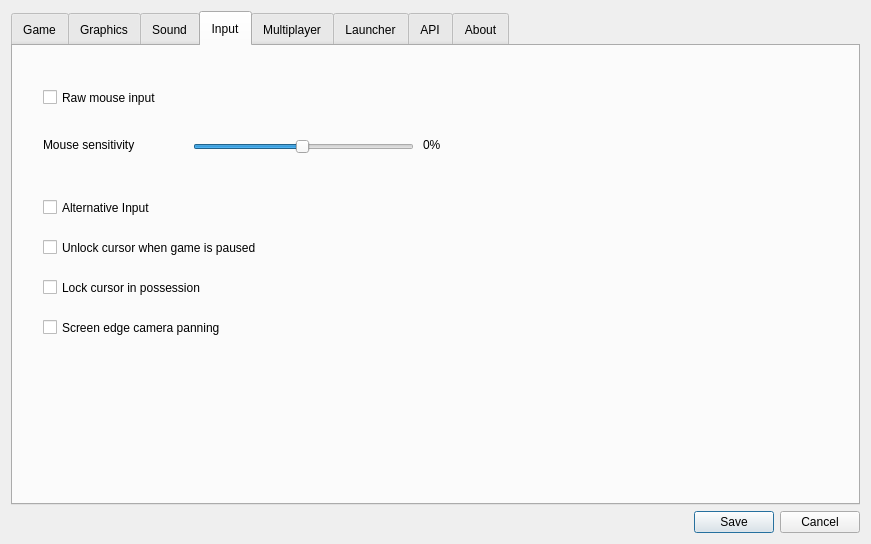
Old version of the form ui/settingsdialog.ui in the repository yani/keeperfx-launcher-qt.
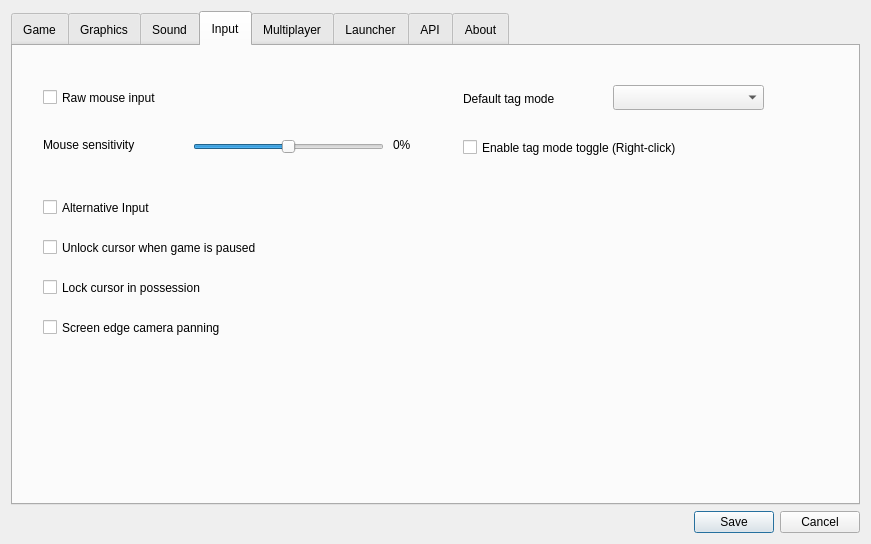
New version of the form. The open tabs and pages were chosen to show the change. Icons and pictures are not drawn.

Commit message: add tag mode options

```diff
--- a/ui/settingsdialog.ui
+++ b/ui/settingsdialog.ui
@@ -1158,7 +1158,7 @@
         <rect>
          <x>180</x>
          <y>90</y>
-         <width>221</width>
+         <width>191</width>
          <height>21</height>
         </rect>
        </property>
@@ -1184,9 +1184,9 @@
       <widget class="QLabel" name="labelMouseSensPercentage">
        <property name="geometry">
         <rect>
-         <x>410</x>
+         <x>380</x>
          <y>90</y>
-         <width>151</width>
+         <width>61</width>
          <height>17</height>
         </rect>
        </property>
@@ -1217,6 +1217,47 @@
         <string comment="Checkbox Toggle">Raw mouse input</string>
        </property>
       </widget>
+      <widget class="QLabel" name="labelTagMode">
+       <property name="geometry">
+        <rect>
+         <x>450</x>
+         <y>44</y>
+         <width>141</width>
+         <height>17</height>
+        </rect>
+       </property>
+       <property name="text">
+        <string comment="Dropdown Title Label">Default tag mode</string>
+       </property>
+      </widget>
+      <widget class="QCheckBox" name="checkBoxEnableTagModeToggle">
+       <property name="geometry">
+        <rect>
+         <x>450</x>
+         <y>90</y>
+         <width>321</width>
+         <height>23</height>
+        </rect>
+       </property>
+       <property name="font">
+        <font>
+         <family>Arial</family>
+        </font>
+       </property>
+       <property name="text">
+        <string comment="Checkbox Toggle">Enable tag mode toggle (Right-click)</string>
+       </property>
+      </widget>
+      <widget class="QComboBox" name="comboBoxDefaultTagMode">
+       <property name="geometry">
+        <rect>
+         <x>600</x>
+         <y>39</y>
+         <width>151</width>
+         <height>25</height>
+        </rect>
+       </property>
+      </widget>
      </widget>
      <widget class="QWidget" name="tab5_mp">
       <attribute name="title">
```
The commit also changes 2 other files.
